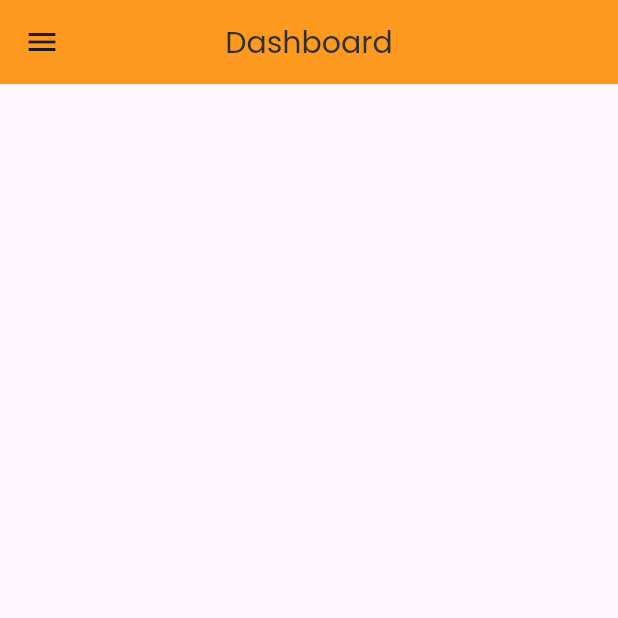
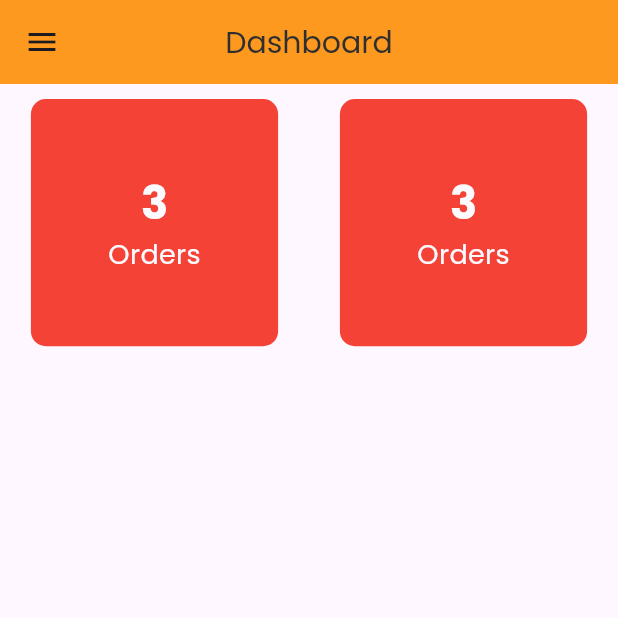
Before and after one commit to sandesh101/catering-service-admin, a Flutter app: the screen it shows after launch, on a phone screen of 412 x 824 dp, the top half of it. Run offline on Flutter 3.47's test engine with Material 2 defaults, Android fonts, the phone set to English and light mode, and no system bars; our stand-ins replace cloud_firestore, firebase_core, firebase_storage, google_fonts, iconsax, image_picker and 1 more; missing offline and left inert: cross_file_image; accounts and stored records are empty.

Commit message:
Dashboard redesign

```diff
--- a/lib/views/dashboard/dashboard.dart
+++ b/lib/views/dashboard/dashboard.dart
@@ -13,12 +13,80 @@ class _DashboardState extends State<Dashboard> {
   @override
   Widget build(BuildContext context) {
     return Scaffold(
-      appBar: AppBar(
-        backgroundColor: ColorConstant.secondaryColor,
-        title: Text("Dashboard", style: AppTextStyle.normalText(fontSize: 20)),
-        centerTitle: true,
-      ),
-      drawer: const AppDrawer(),
-    );
+        appBar: AppBar(
+          backgroundColor: ColorConstant.secondaryColor,
+          title:
+              Text("Dashboard", style: AppTextStyle.normalText(fontSize: 20)),
+          centerTitle: true,
+        ),
+        drawer: const AppDrawer(),
+        body: Column(
+          children: [
+            const SizedBox(
+              height: 10,
+            ),
+            Row(
+              mainAxisAlignment: MainAxisAlignment.spaceAround,
+              children: [
+                Container(
+                  height: MediaQuery.of(context).size.height * 0.2,
+                  width: MediaQuery.of(context).size.width * 0.4,
+                  decoration: BoxDecoration(
+                    borderRadius: BorderRadius.circular(10),
+                    color: Colors.red,
+                  ),
+                  child: Column(
+                    mainAxisAlignment: MainAxisAlignment.center,
+                    children: [
+                      Text(
+                        "3",
+                        style: AppTextStyle.boldText(
+                          color: ColorConstant.primaryColor,
+                          fontSize: 30,
+                        ),
+                      ),
+                      Text(
+                        "Orders",
+                        style: AppTextStyle.normalText(
+                            color: ColorConstant.primaryColor, fontSize: 18),
+                      ),
+                    ],
+                  ),
+                ),
+                Container(
+                  height: MediaQuery.of(context).size.height * 0.2,
+                  width: MediaQuery.of(context).size.width * 0.4,
+                  decoration: BoxDecoration(
+                    borderRadius: BorderRadius.circular(10),
+                    color: Colors.red,
+                  ),
+                  child: Column(
+                    mainAxisAlignment: MainAxisAlignment.center,
+                    children: [
+                      Column(
+                        mainAxisAlignment: MainAxisAlignment.center,
+                        children: [
+                          Text(
+                            "3",
+                            style: AppTextStyle.boldText(
+                              color: ColorConstant.primaryColor,
+                              fontSize: 30,
+                            ),
+                          ),
+                          Text(
+                            "Orders",
+                            style: AppTextStyle.normalText(
+                                color: ColorConstant.primaryColor,
+                                fontSize: 18),
+                          ),
+                        ],
+                      ),
+                    ],
+                  ),
+                ),
+              ],
+            )
+          ],
+        ));
   }
 }
```
